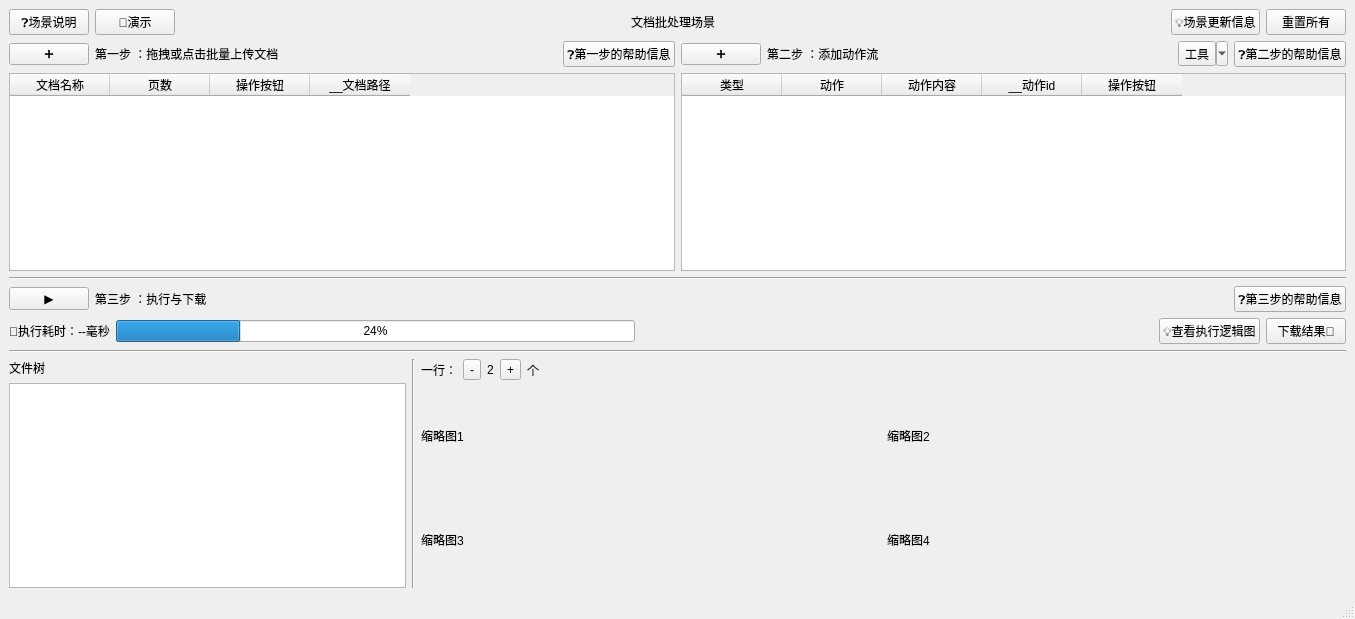
The window that yrx_project/client/ui/process_docs.ui (Cookie-HOO/yrx_project) describes before a commit, drawn with Qt 5.
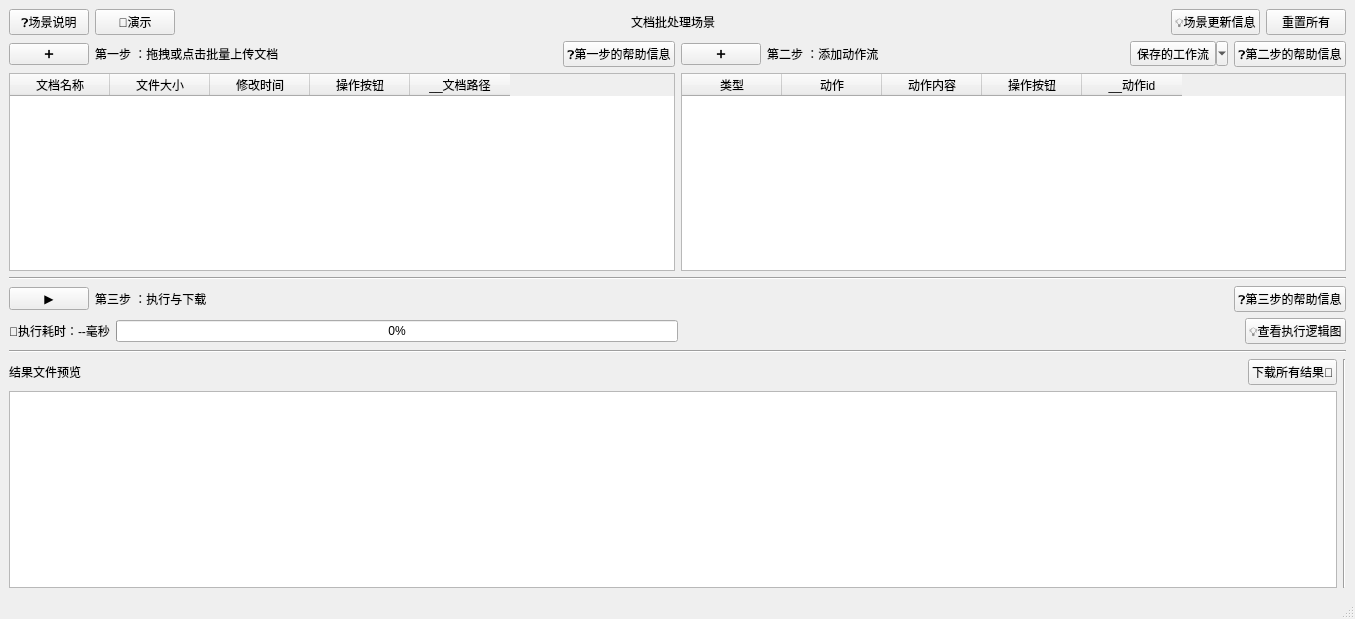
The same window after the commit.

The edit to the form file:
```diff
--- a/yrx_project/client/ui/process_docs.ui
+++ b/yrx_project/client/ui/process_docs.ui
@@ -151,7 +151,7 @@
              <enum>QAbstractItemView::ScrollPerItem</enum>
             </property>
             <property name="columnCount">
-             <number>4</number>
+             <number>5</number>
             </property>
             <attribute name="verticalHeaderVisible">
              <bool>true</bool>
@@ -163,7 +163,12 @@
             </column>
             <column>
              <property name="text">
-              <string>页数</string>
+              <string>文件大小</string>
+             </property>
+            </column>
+            <column>
+             <property name="text">
+              <string>修改时间</string>
              </property>
             </column>
             <column>
@@ -228,7 +233,7 @@
              <string/>
             </property>
             <property name="text">
-             <string>工具</string>
+             <string>保存的工作流</string>
             </property>
             <property name="iconSize">
              <size>
@@ -297,16 +302,16 @@
             <string>动作内容</string>
            </property>
           </column>
-          <column>
-           <property name="text">
-            <string>__动作id</string>
-           </property>
-          </column>
           <column>
            <property name="text">
             <string>操作按钮</string>
            </property>
           </column>
+          <column>
+           <property name="text">
+            <string>__动作id</string>
+           </property>
+          </column>
          </widget>
         </item>
        </layout>
@@ -370,7 +375,7 @@
       <item>
        <widget class="QProgressBar" name="run_progress_bar">
         <property name="value">
-         <number>24</number>
+         <number>0</number>
         </property>
         <property name="textVisible">
          <bool>true</bool>
@@ -400,13 +405,6 @@
         </property>
        </widget>
       </item>
-      <item>
-       <widget class="QPushButton" name="download_result_button">
-        <property name="text">
-         <string>下载结果📄</string>
-        </property>
-       </widget>
-      </item>
      </layout>
     </item>
     <item>
@@ -417,15 +415,39 @@
      </widget>
     </item>
     <item>
-     <layout class="QHBoxLayout" name="horizontalLayout_9" stretch="3,0,7">
+     <layout class="QHBoxLayout" name="horizontalLayout_9" stretch="3,0">
       <item>
        <layout class="QVBoxLayout" name="verticalLayout_3">
         <item>
-         <widget class="QLabel" name="label">
-          <property name="text">
-           <string>文件树</string>
-          </property>
-         </widget>
+         <layout class="QHBoxLayout" name="horizontalLayout_10">
+          <item>
+           <widget class="QLabel" name="label">
+            <property name="text">
+             <string>结果文件预览</string>
+            </property>
+           </widget>
+          </item>
+          <item>
+           <spacer name="horizontalSpacer_4">
+            <property name="orientation">
+             <enum>Qt::Horizontal</enum>
+            </property>
+            <property name="sizeHint" stdset="0">
+             <size>
+              <width>40</width>
+              <height>20</height>
+             </size>
+            </property>
+           </spacer>
+          </item>
+          <item>
+           <widget class="QPushButton" name="download_result_button">
+            <property name="text">
+             <string>下载所有结果📄</string>
+            </property>
+           </widget>
+          </item>
+         </layout>
         </item>
         <item>
          <widget class="QTreeView" name="result_tree"/>
@@ -439,94 +461,6 @@
         </property>
        </widget>
       </item>
-      <item>
-       <layout class="QVBoxLayout" name="verticalLayout_4" stretch="1,9">
-        <item>
-         <layout class="QHBoxLayout" name="horizontalLayout_7">
-          <item>
-           <widget class="QLabel" name="label_7">
-            <property name="text">
-             <string>一行：</string>
-            </property>
-           </widget>
-          </item>
-          <item>
-           <widget class="QToolButton" name="preview_col_num_sub_button">
-            <property name="text">
-             <string>-</string>
-            </property>
-           </widget>
-          </item>
-          <item>
-           <widget class="QLabel" name="preview_col_num_text">
-            <property name="text">
-             <string>2</string>
-            </property>
-           </widget>
-          </item>
-          <item>
-           <widget class="QToolButton" name="preview_col_num_add_button">
-            <property name="text">
-             <string>+</string>
-            </property>
-           </widget>
-          </item>
-          <item>
-           <widget class="QLabel" name="label_12">
-            <property name="text">
-             <string>个</string>
-            </property>
-           </widget>
-          </item>
-          <item>
-           <spacer name="horizontalSpacer">
-            <property name="orientation">
-             <enum>Qt::Horizontal</enum>
-            </property>
-            <property name="sizeHint" stdset="0">
-             <size>
-              <width>40</width>
-              <height>20</height>
-             </size>
-            </property>
-           </spacer>
-          </item>
-         </layout>
-        </item>
-        <item>
-         <layout class="QGridLayout" name="result_previw_grid_layout">
-          <item row="0" column="1">
-           <widget class="QLabel" name="test2_preview_img">
-            <property name="text">
-             <string>缩略图2</string>
-            </property>
-           </widget>
-          </item>
-          <item row="1" column="0">
-           <widget class="QLabel" name="test3_preview_img">
-            <property name="text">
-             <string>缩略图3</string>
-            </property>
-           </widget>
-          </item>
-          <item row="0" column="0">
-           <widget class="QLabel" name="test1_preview_img">
-            <property name="text">
-             <string>缩略图1</string>
-            </property>
-           </widget>
-          </item>
-          <item row="1" column="1">
-           <widget class="QLabel" name="test4_preview_img">
-            <property name="text">
-             <string>缩略图4</string>
-            </property>
-           </widget>
-          </item>
-         </layout>
-        </item>
-       </layout>
-      </item>
      </layout>
     </item>
    </layout>
```
Left out of the diff: 2 changed lines with no effect on the pictures.
